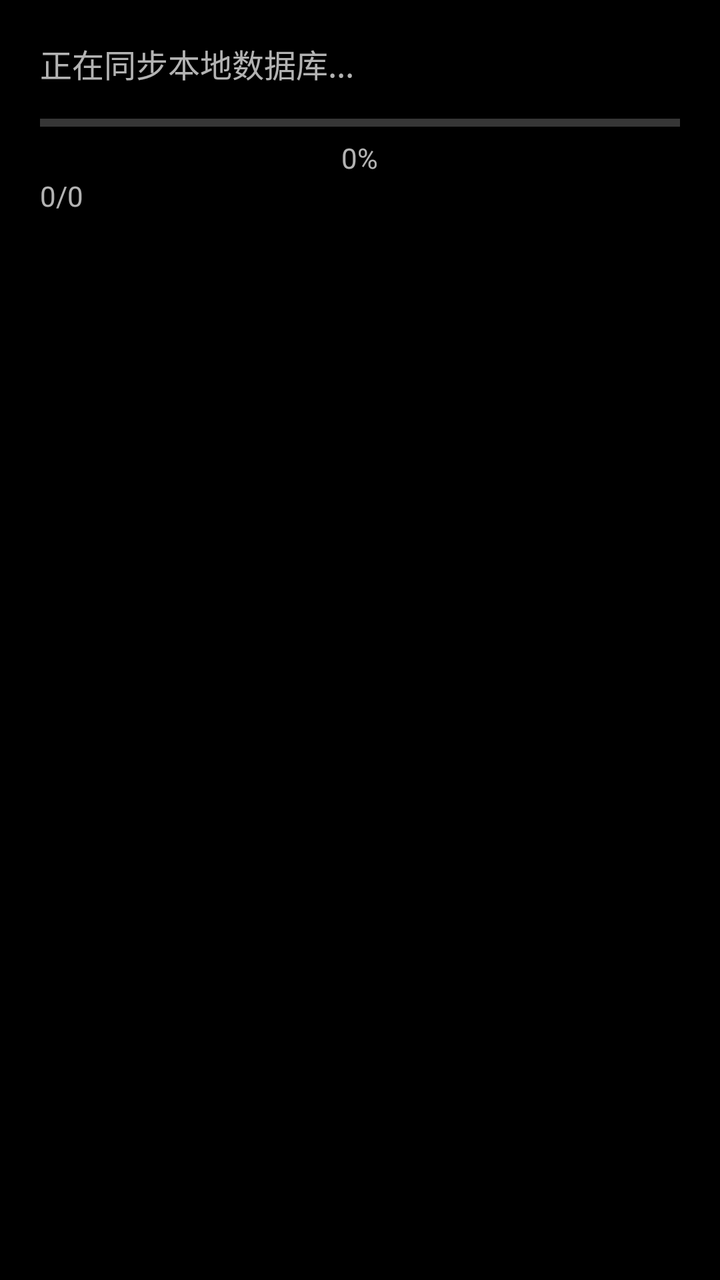
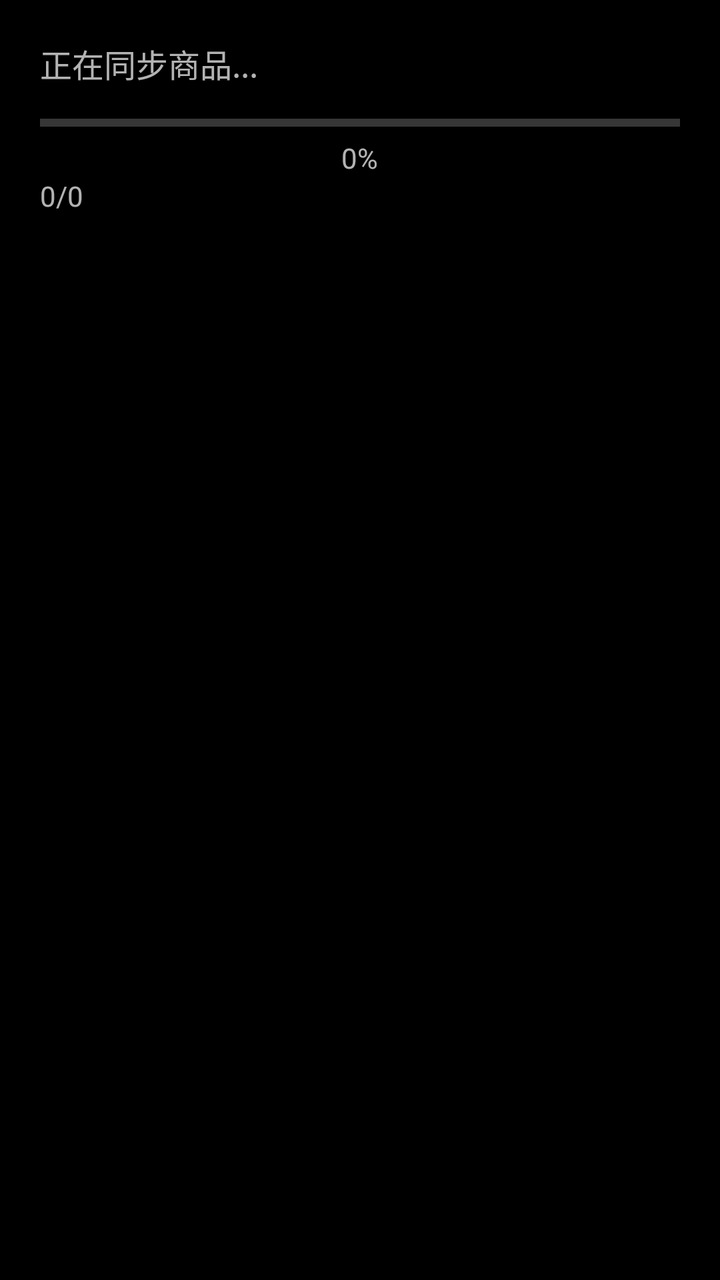

An Android layout rendered at two revisions. The XML below is the earlier revision; the diff shows what the commit changed to produce the second picture.
<!-- AndroidManifest.xml: application theme Base.Theme.UHMCS -->
<!-- res/layout/popup_sync_loading.xml -->
<?xml version="1.0" encoding="utf-8"?>
<LinearLayout xmlns:android="http://schemas.android.com/apk/res/android"
    android:layout_width="300dp"
    android:layout_height="wrap_content"
    android:orientation="vertical"
    android:padding="20dp"
    android:background="@android:color/black">

    <TextView
        android:layout_width="wrap_content"
        android:layout_height="wrap_content"
        android:text="正在同步本地数据库..."
        android:textSize="16sp" />

    <ProgressBar
        android:id="@+id/sync_progress_bar"
        style="?android:attr/progressBarStyleHorizontal"
        android:layout_width="match_parent"
        android:layout_height="wrap_content"

        android:progressTint="#FF3B82F6"
        android:indeterminateTint="#FF3B82F6"

        android:layout_marginTop="10dp"
        android:max="100" />

    <TextView
        android:id="@+id/tv_sync_percent"
        android:layout_width="wrap_content"
        android:layout_height="wrap_content"
        android:layout_gravity="center"
        android:text="0%" />

    <TextView
        android:id="@+id/tv_sync_count"
        android:layout_width="wrap_content"
        android:layout_height="wrap_content"
        android:text="0/0" />

</LinearLayout>
<!-- resources referenced by this layout -->
<resources>
  <style name="Base.Theme.UHMCS" parent="Theme.AppCompat.NoActionBar">
          
          
          <item name="android:windowFullscreen">true</item>
          <item name="android:windowContentOverlay">@null</item>
          <item name="colorControlActivated">@color/black</item> 
  
  
  
  
      </style>
  <color name="black">#FF000000</color>
</resources>

<!-- the commit's change to res/layout/popup_sync_loading.xml (unified diff, before → after) -->
@@ -9,7 +9,7 @@
     <TextView
         android:layout_width="wrap_content"
         android:layout_height="wrap_content"
-        android:text="正在同步本地数据库..."
+        android:text="@string/sycndatanow"
         android:textSize="16sp" />
 
     <ProgressBar
<!-- resource entries referenced after the edit -->
@@ -1,5 +1,6 @@
 <!-- resources referenced by this layout -->
 <resources>
+  <string name="sycndatanow">"正在同步商品..."</string>
   <style name="Base.Theme.UHMCS" parent="Theme.AppCompat.NoActionBar">
           
           
